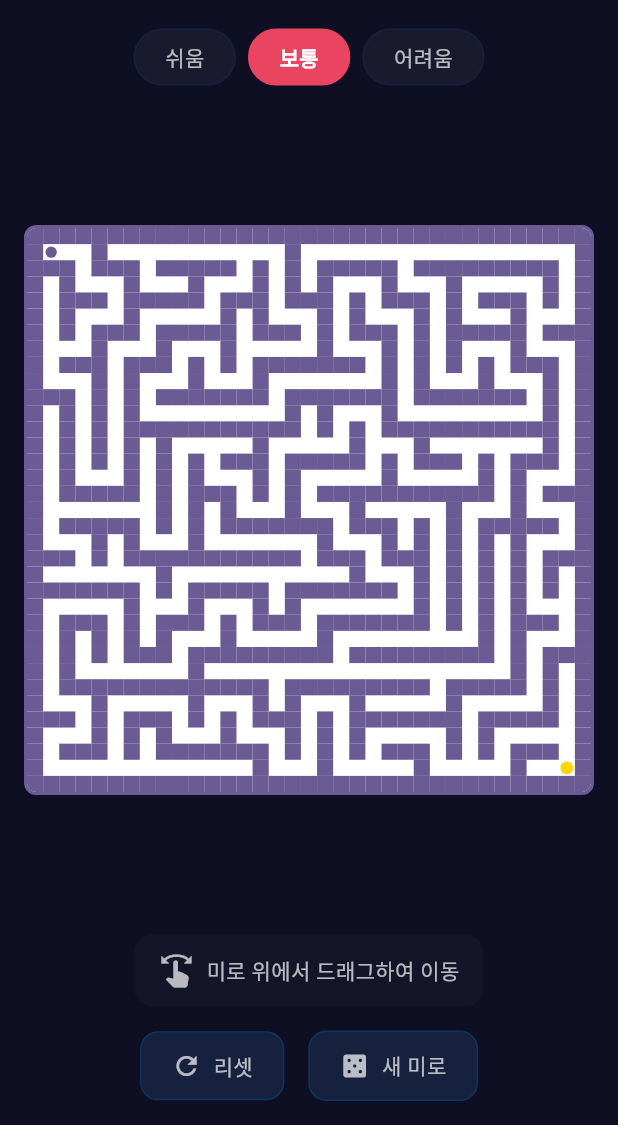
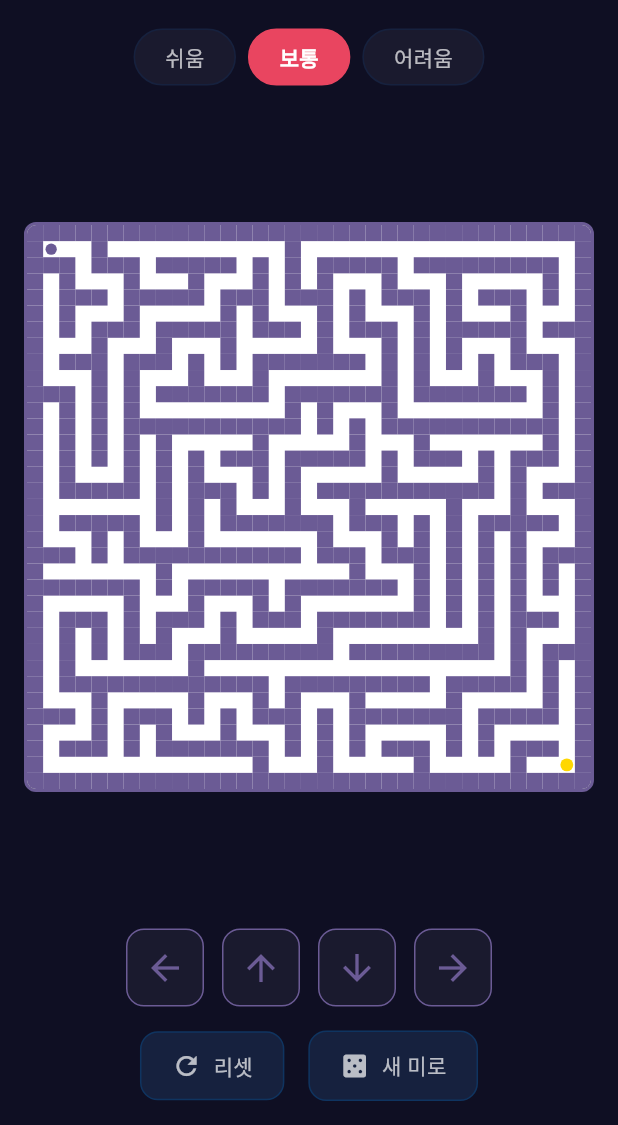
Before and after one commit to mhpark03/maze, a Flutter app: the screen it shows after launch, on a phone screen of 412 x 824 dp, the part 111-1236 px from its top. Run offline on Flutter 3.47's test engine with Material 3 defaults, Android fonts, the phone set to English and light mode, and no system bars.

Commit message:
feat: 방향 버튼을 한 줄로 다시 추가
- 모바일에서 드래그 인식 문제로 버튼 방식으로 복원
- ← ↑ ↓ → 버튼을 한 줄에 배치
- 보라색 테마에 맞춰 버튼 스타일 적용

```diff
--- a/lib/screens/game_screen.dart
+++ b/lib/screens/game_screen.dart
@@ -348,30 +348,18 @@ class _GameScreenState extends State<GameScreen> {
       padding: const EdgeInsets.symmetric(horizontal: 16),
       child: Column(
         children: [
-          Container(
-            padding: const EdgeInsets.symmetric(horizontal: 16, vertical: 12),
-            decoration: BoxDecoration(
-              color: const Color(0xFF1A1A2E).withOpacity(0.5),
-              borderRadius: BorderRadius.circular(12),
-            ),
-            child: Row(
-              mainAxisSize: MainAxisSize.min,
-              children: [
-                Icon(
-                  Icons.swipe,
-                  color: Colors.white.withOpacity(0.7),
-                  size: 24,
-                ),
-                const SizedBox(width: 8),
-                Text(
-                  '미로 위에서 드래그하여 이동',
-                  style: TextStyle(
-                    color: Colors.white.withOpacity(0.7),
-                    fontSize: 14,
-                  ),
-                ),
-              ],
-            ),
+          // 방향 버튼 한 줄 배치
+          Row(
+            mainAxisAlignment: MainAxisAlignment.center,
+            children: [
+              _buildControlButton(Icons.arrow_back, () => _movePlayer(const Position(0, -1))),
+              const SizedBox(width: 12),
+              _buildControlButton(Icons.arrow_upward, () => _movePlayer(const Position(-1, 0))),
+              const SizedBox(width: 12),
+              _buildControlButton(Icons.arrow_downward, () => _movePlayer(const Position(1, 0))),
+              const SizedBox(width: 12),
+              _buildControlButton(Icons.arrow_forward, () => _movePlayer(const Position(0, 1))),
+            ],
           ),
           const SizedBox(height: 16),
           Row(
@@ -383,6 +371,22 @@ class _GameScreenState extends State<GameScreen> {
             ],
           ),
         ],
+      ),
+    );
+  }
+
+  Widget _buildControlButton(IconData icon, VoidCallback onPressed) {
+    return GestureDetector(
+      onTap: onPressed,
+      child: Container(
+        width: 52,
+        height: 52,
+        decoration: BoxDecoration(
+          color: const Color(0xFF1A1A2E),
+          borderRadius: BorderRadius.circular(12),
+          border: Border.all(color: const Color(0xFF6B5B95)),
+        ),
+        child: Icon(icon, color: const Color(0xFF6B5B95), size: 28),
       ),
     );
   }
```
